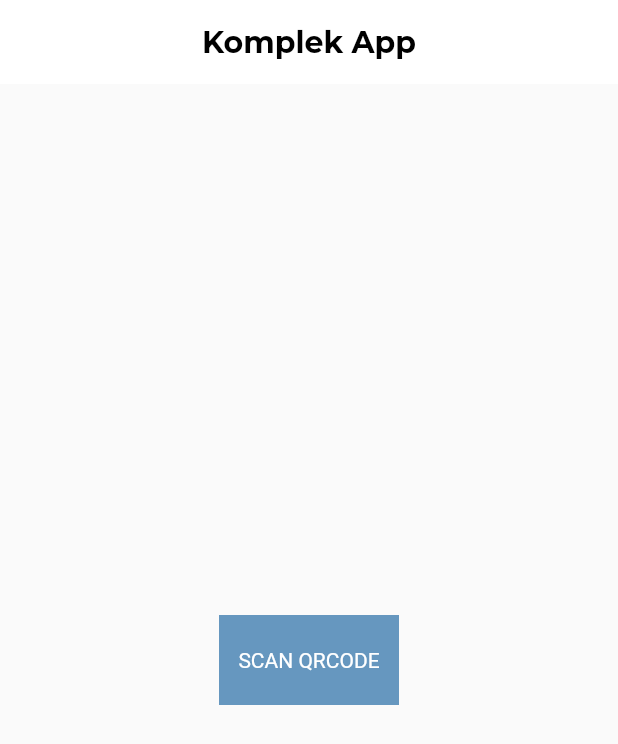
After one commit to aliefhafids/Satpam_Flutter, a Flutter app: the screen it shows once a user with an empty profile is signed in, on a phone screen of 412 x 824 dp. The commit adds this screen. Shown: the top 744 px of the screen. Run offline on Flutter 3.47's test engine with Material 2 defaults, Android fonts, the phone set to English and light mode, and no system bars; our stand-ins replace cloud_firestore, firebase_auth, firebase_core, google_fonts; missing offline and left inert: flutter_barcode_scanner; accounts and stored records are empty.

Commit message:
Kode Program Ketiga

```diff
--- a/lib/main.dart
+++ b/lib/main.dart
@@ -4,6 +4,7 @@ import 'package:flutter/material.dart';
 import 'package:provider/provider.dart';
 import 'package:sign_flutter/ui/screens/main_screen.dart';
 
+import 'ui/screens/home_screen.dart';
 import 'ui/services/auth_services.dart';
 
 void main() async {
@@ -28,7 +29,12 @@ class MyApp extends StatelessWidget {
         ),
       ],
       child: MaterialApp(
+        debugShowCheckedModeBanner: false,
         title: "KOMPLEK APP",
+        theme: ThemeData(
+          appBarTheme: AppBarTheme(
+              backgroundColor: Colors.white, foregroundColor: Colors.black),
+        ),
         home: AuthWrapper(),
       ),
     );
@@ -41,7 +47,7 @@ class AuthWrapper extends StatelessWidget {
     final user = context.watch<User?>();
 
     if (user != null) {
-      return LoginScreen();
+      return HomeScreen();
     }
     return LoginScreen();
   }
--- /dev/null
+++ b/lib/ui/screens/home_screen.dart
@@ -0,0 +1,71 @@
+import 'package:flutter/material.dart';
+import 'package:flutter_barcode_scanner/flutter_barcode_scanner.dart';
+import 'package:google_fonts/google_fonts.dart';
+import 'package:sign_flutter/ui/screens/check_screen.dart';
+
+class HomeScreen extends StatefulWidget {
+  const HomeScreen({Key? key}) : super(key: key);
+
+  @override
+  State<HomeScreen> createState() => _HomeScreenState();
+}
+
+class _HomeScreenState extends State<HomeScreen> {
+  Future<void> scanQR() async {
+    String result = "";
+
+    try {
+      result = await FlutterBarcodeScanner.scanBarcode(
+          "#0000ff", "Cancel", false, ScanMode.BARCODE);
+    } catch (e) {
+      print("Error");
+    }
+
+    Navigator.of(context).push(
+      MaterialPageRoute(
+          builder: (context) => CheckScreen(
+                scanResult: result,
+              )),
+    );
+  }
+
+  @override
+  void initState() {
+    super.initState();
+  }
+
+  @override
+  Widget build(BuildContext context) {
+    return Scaffold(
+      appBar: AppBar(
+        centerTitle: true,
+        elevation: 0.0,
+        title: Text(
+          'Komplek App',
+          style:
+              GoogleFonts.montserrat(fontWeight: FontWeight.bold, fontSize: 20),
+        ),
+      ),
+      body: Center(
+        child: GestureDetector(
+          onTap: () {
+            scanQR();
+          },
+          child: Container(
+            height: 60,
+            width: 120,
+            color: Color(0xFF6697BF),
+            child: const Center(
+              child: Text(
+                "SCAN QRCODE",
+                style: TextStyle(
+                  color: Colors.white,
+                ),
+              ),
+            ),
+          ),
+        ),
+      ),
+    );
+  }
+}
--- a/lib/ui/screens/main_screen.dart
+++ b/lib/ui/screens/main_screen.dart
@@ -52,11 +52,11 @@ class _LoginScreenState extends State<LoginScreen> {
                 obscureText: true,
               ),
             ),
-            const SizedBox(height: 20),
+            SizedBox(height: 20),
             Container(
               height: 40,
               width: MediaQuery.of(context).size.width / 3,
-              color: Color.fromARGB(255, 102, 151, 191),
+              color: Color(0xFF6697BF),
               child: FlatButton(
                 onPressed: () {
                   final String email = emailController.text.trim();
@@ -82,7 +82,7 @@ class _LoginScreenState extends State<LoginScreen> {
                 ),
               ),
             ),
-            const SizedBox(height: 5),
+            SizedBox(height: 5),
             Container(
               height: 40,
               width: MediaQuery.of(context).size.width / 3,
--- a/pubspec.yaml
+++ b/pubspec.yaml
@@ -39,6 +39,7 @@ dependencies:
   cloud_firestore: ^3.1.17
   provider: ^6.0.3
   firebase_core: ^1.17.1
+  flutter_barcode_scanner: ^2.0.0
 
 dev_dependencies:
   flutter_test:
```
Also changed, not shown: lib/ui/screens/check_screen.dart (added, +47 -0 lines), pubspec.lock.
